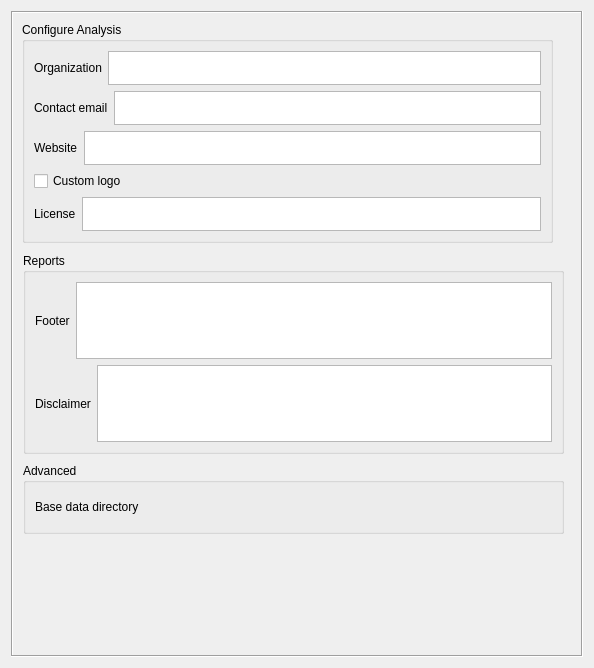
Qt form src/cplus_plugin/ui/qgis_settings.ui (ConservationInternational/cplus-plugin) before a commit.
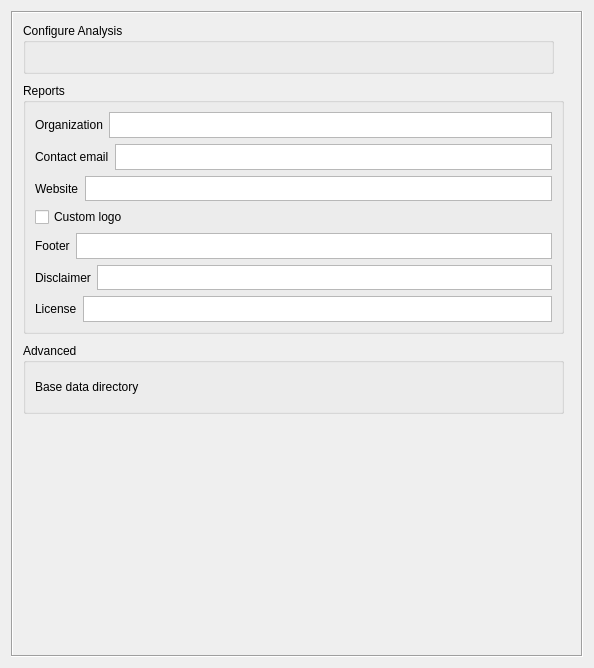
The same form after that commit. Custom widgets are drawn as their Qt base class.

Commit message: Moved labels and text boxes to the Report section

```diff
--- a/src/cplus_plugin/ui/qgis_settings.ui
+++ b/src/cplus_plugin/ui/qgis_settings.ui
@@ -44,7 +44,7 @@
        <property name="geometry">
         <rect>
          <x>10</x>
-         <y>450</y>
+         <y>330</y>
          <width>541</width>
          <height>71</height>
         </rect>
@@ -80,9 +80,9 @@
        <property name="geometry">
         <rect>
          <x>10</x>
-         <y>240</y>
+         <y>70</y>
          <width>541</width>
-         <height>201</height>
+         <height>251</height>
         </rect>
        </property>
        <property name="title">
@@ -90,49 +90,6 @@
        </property>
        <layout class="QVBoxLayout" name="verticalLayout">
         <item>
-         <layout class="QHBoxLayout" name="horizontalLayout_10">
-          <item>
-           <widget class="QLabel" name="lbl_footer">
-            <property name="text">
-             <string>Footer</string>
-            </property>
-           </widget>
-          </item>
-          <item>
-           <widget class="QTextEdit" name="txt_footer"/>
-          </item>
-         </layout>
-        </item>
-        <item>
-         <layout class="QHBoxLayout" name="horizontalLayout_7">
-          <item>
-           <widget class="QLabel" name="lbl_disclaimer">
-            <property name="text">
-             <string>Disclaimer</string>
-            </property>
-           </widget>
-          </item>
-          <item>
-           <widget class="QTextEdit" name="txt_disclaimer"/>
-          </item>
-         </layout>
-        </item>
-       </layout>
-      </widget>
-      <widget class="QgsCollapsibleGroupBox" name="mGroupBox_3">
-       <property name="geometry">
-        <rect>
-         <x>9</x>
-         <y>9</y>
-         <width>531</width>
-         <height>221</height>
-        </rect>
-       </property>
-       <property name="title">
-        <string>Configure Analysis</string>
-       </property>
-       <layout class="QVBoxLayout" name="verticalLayout_2">
-        <item>
          <layout class="QHBoxLayout" name="horizontalLayout">
           <item>
            <widget class="QLabel" name="lbl_org">
@@ -192,6 +149,34 @@
           </item>
          </layout>
         </item>
+        <item>
+         <layout class="QHBoxLayout" name="horizontalLayout_10">
+          <item>
+           <widget class="QLabel" name="lbl_footer">
+            <property name="text">
+             <string>Footer</string>
+            </property>
+           </widget>
+          </item>
+          <item>
+           <widget class="QTextEdit" name="txt_footer"/>
+          </item>
+         </layout>
+        </item>
+        <item>
+         <layout class="QHBoxLayout" name="horizontalLayout_7">
+          <item>
+           <widget class="QLabel" name="lbl_disclaimer">
+            <property name="text">
+             <string>Disclaimer</string>
+            </property>
+           </widget>
+          </item>
+          <item>
+           <widget class="QTextEdit" name="txt_disclaimer"/>
+          </item>
+         </layout>
+        </item>
         <item>
          <layout class="QHBoxLayout" name="horizontalLayout_5">
           <item>
@@ -208,6 +193,20 @@
         </item>
        </layout>
       </widget>
+      <widget class="QgsCollapsibleGroupBox" name="mGroupBox_3">
+       <property name="geometry">
+        <rect>
+         <x>10</x>
+         <y>10</y>
+         <width>531</width>
+         <height>51</height>
+        </rect>
+       </property>
+       <property name="title">
+        <string>Configure Analysis</string>
+       </property>
+       <layout class="QVBoxLayout" name="verticalLayout_2"/>
+      </widget>
      </widget>
     </widget>
    </item>
```
